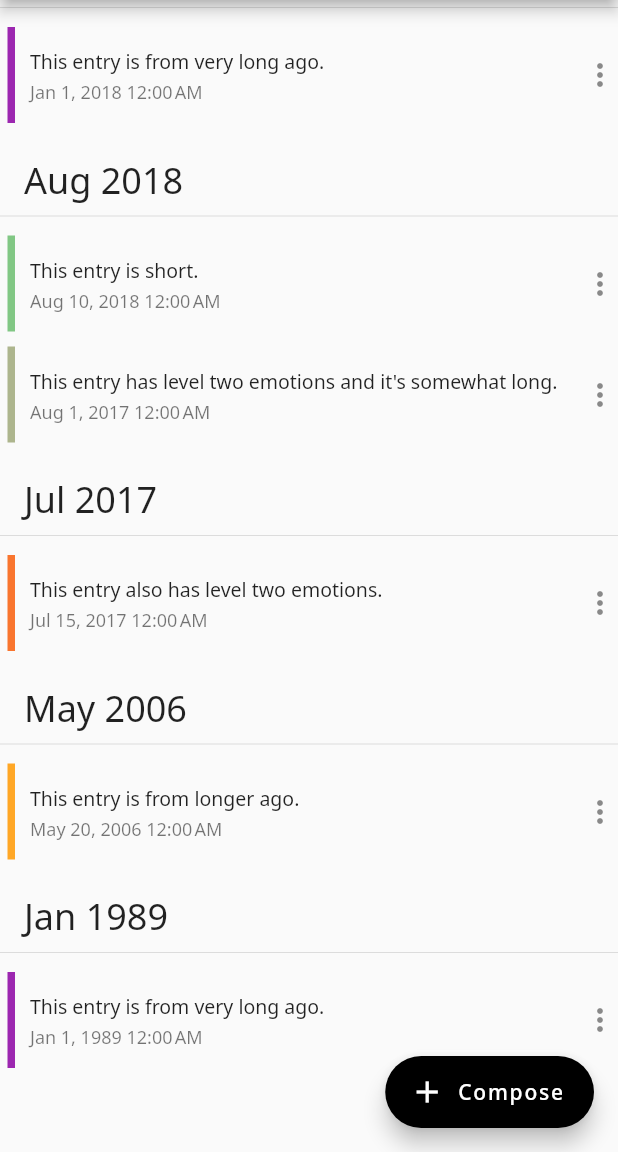
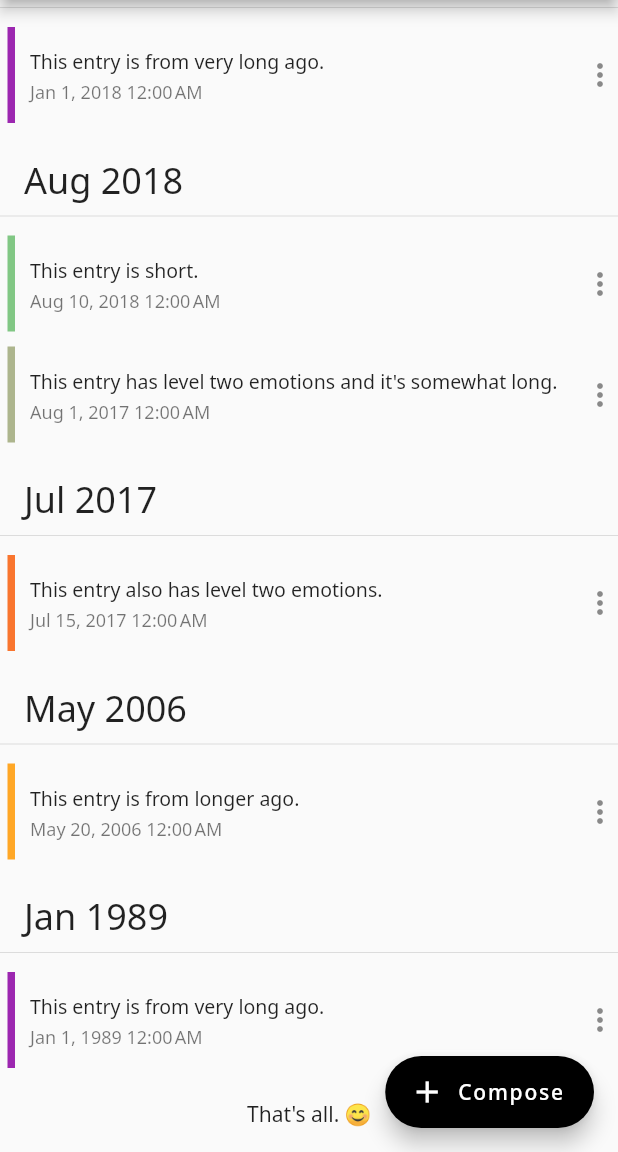
Before and after one commit to willxu1234/introspect, a Flutter app: the screen it shows after launch, scrolled down 1534 dp, on a phone screen of 412 x 824 dp, the part 84-1236 px from its top. Run offline on Flutter 3.47's test engine with Material 2 defaults, Android fonts, the phone set to English and light mode, and no system bars; our stand-ins replace google_fonts.

Commit message:
install zefyr and add a message at bottom of list

```diff
--- a/lib/widgets/entry_list.dart
+++ b/lib/widgets/entry_list.dart
@@ -65,7 +65,10 @@ class _EntryListWidgetState extends State<EntryListWidget> {
             ),
             // Add some padding at the end so users can scroll past the bottom.
             position == entries.length - 1
-                ? Padding(padding: EdgeInsets.only(bottom: 96.0))
+                ? Padding(
+                    padding: EdgeInsets.only(top: 16.0, bottom: 16.0),
+                    child: Text("That's all. 😊",
+                        style: Theme.of(context).textTheme.bodyText2))
                 : Container()
           ]);
         },
```
Also changed, not shown: pubspec.yaml (+9 -0 lines), pubspec.lock.
